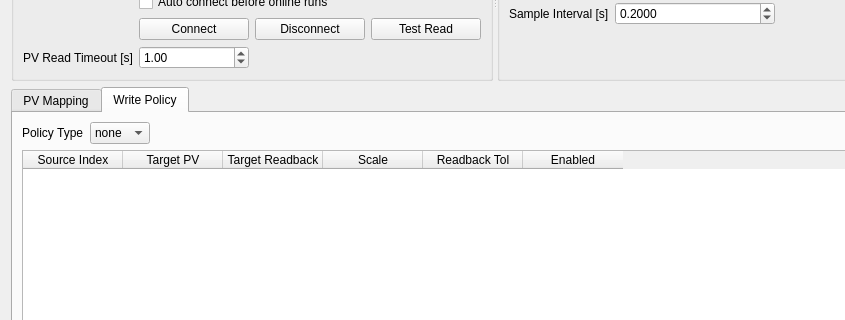
First picture: the form in src/optimization/GOTAcc/src/gotacc/gui/ui/page_machine.ui, repository ustc-zhr/half_linac, before the edit; both pictures show x 0 to 845 and y 156 to 476 of the 1280 by 920 pixel window.
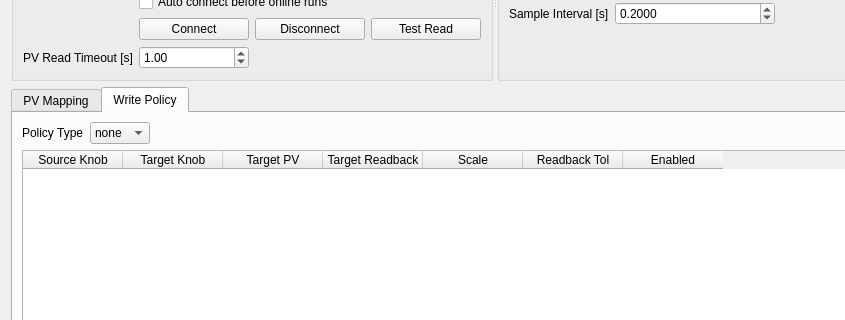
Second picture: the form after the edit. The open tabs and pages were chosen to show the change.

Commit message: chore(vendor): sync GOTAcc delta-link knob selection

What changed in the file:
```diff
--- a/src/optimization/GOTAcc/src/gotacc/gui/ui/page_machine.ui
+++ b/src/optimization/GOTAcc/src/gotacc/gui/ui/page_machine.ui
@@ -339,7 +339,7 @@
          </item>
         </layout>
        </item>
-       <item><widget class="QTableWidget" name="tableWidget_writeLinks"><column><property name="text"><string>Source Index</string></property></column><column><property name="text"><string>Target PV</string></property></column><column><property name="text"><string>Target Readback</string></property></column><column><property name="text"><string>Scale</string></property></column><column><property name="text"><string>Readback Tol</string></property></column><column><property name="text"><string>Enabled</string></property></column></widget></item>
+       <item><widget class="QTableWidget" name="tableWidget_writeLinks"><column><property name="text"><string>Source Knob</string></property></column><column><property name="text"><string>Target Knob</string></property></column><column><property name="text"><string>Target PV</string></property></column><column><property name="text"><string>Target Readback</string></property></column><column><property name="text"><string>Scale</string></property></column><column><property name="text"><string>Readback Tol</string></property></column><column><property name="text"><string>Enabled</string></property></column></widget></item>
       </layout>
      </widget>
     </widget>
```
The commit also changes 9 other files.
